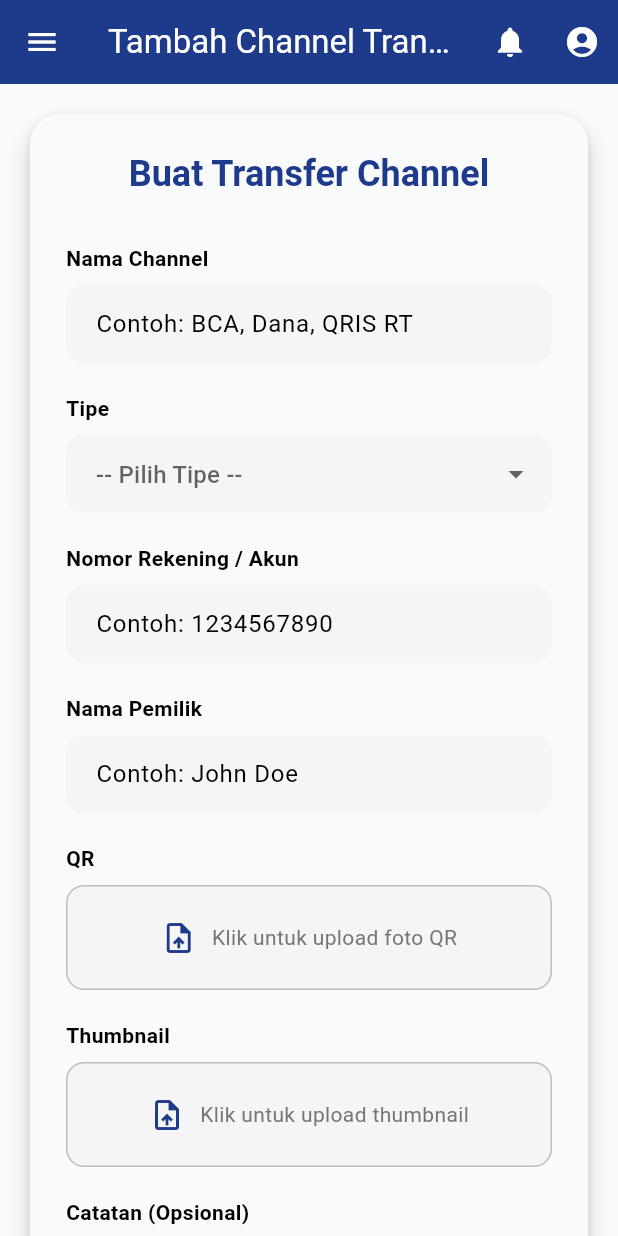
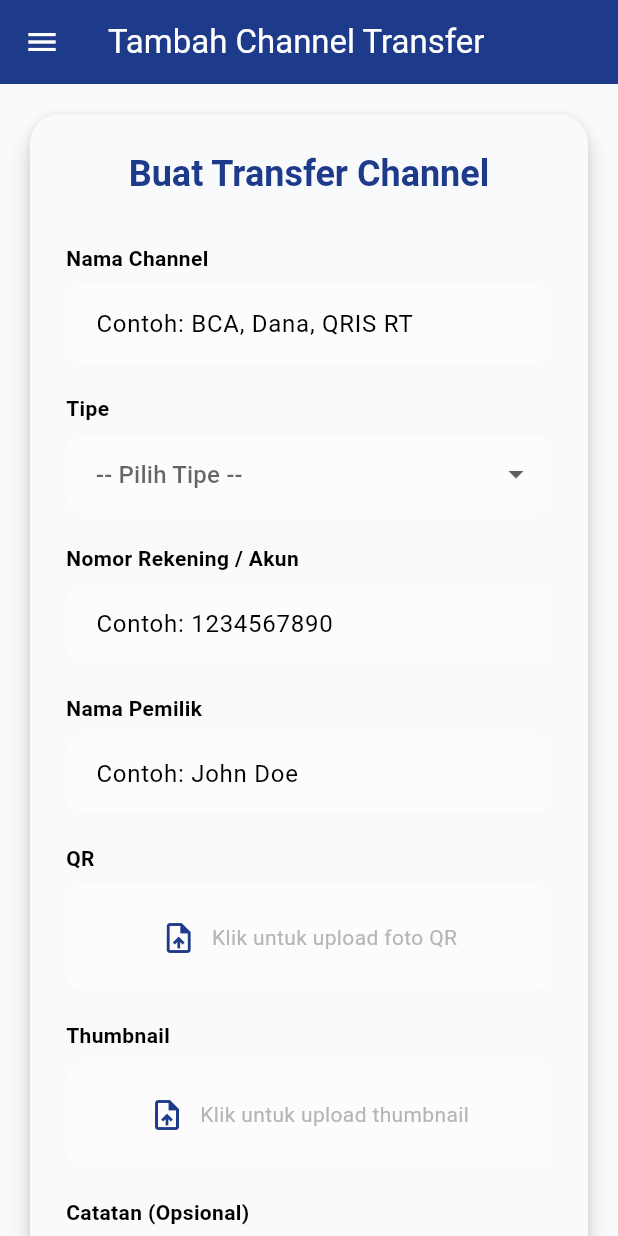
Before and after one commit to Ghetsa/UTS_Mobile_Kelompok3, a Flutter app: the TambahChannelPage screen opened by its route, on a phone screen of 412 x 824 dp. Run offline on Flutter 3.47's test engine with Material 3 defaults, Android fonts, the phone set to English and light mode, and no system bars; our stand-ins replace file_picker, fl_chart.

Commit message:
update menu channel

```diff
--- a/jawara_kelompok3/lib/ChannelTransfer/Tambah/tambah_channel.dart
+++ b/jawara_kelompok3/lib/ChannelTransfer/Tambah/tambah_channel.dart
@@ -16,7 +16,8 @@ class _TambahChannelPageState extends State<TambahChannelPage> {
   final _formKey = GlobalKey<FormState>();
 
   final TextEditingController _namaChannelController = TextEditingController();
-  final TextEditingController _nomorRekeningController = TextEditingController();
+  final TextEditingController _nomorRekeningController =
+      TextEditingController();
   final TextEditingController _namaPemilikController = TextEditingController();
   final TextEditingController _catatanController = TextEditingController();
 
@@ -91,25 +92,23 @@ class _TambahChannelPageState extends State<TambahChannelPage> {
     return Scaffold(
       drawer: const AppSidebar(),
       appBar: AppBar(
-        title: const Text("Tambah Channel Transfer", style: TextStyle(color: Colors.white)),
+        title: const Text("Tambah Channel Transfer",
+            style: TextStyle(color: Colors.white)),
         backgroundColor: AppTheme.primaryBlue,
-        iconTheme: const IconThemeData(color: Colors.white),
+        iconTheme: const IconThemeData(color: AppTheme.putihFull),
         leading: Builder(
           builder: (context) => IconButton(
             icon: const Icon(Icons.menu),
             onPressed: () => Scaffold.of(context).openDrawer(),
           ),
         ),
-        actions: [
-          IconButton(icon: const Icon(Icons.notifications), onPressed: () {}),
-          IconButton(icon: const Icon(Icons.account_circle), onPressed: () {}),
-        ],
       ),
       body: SingleChildScrollView(
         padding: const EdgeInsets.all(16),
         child: Card(
           elevation: 6,
-          shape: RoundedRectangleBorder(borderRadius: BorderRadius.circular(20)),
+          shape:
+              RoundedRectangleBorder(borderRadius: BorderRadius.circular(20)),
           child: Padding(
             padding: const EdgeInsets.all(24.0),
             child: Form(
@@ -141,7 +140,8 @@ class _TambahChannelPageState extends State<TambahChannelPage> {
                     label: "Tipe",
                     hint: "-- Pilih Tipe --",
                     value: _selectedTipe,
-                    onChanged: (newValue) => setState(() => _selectedTipe = newValue),
+                    onChanged: (newValue) =>
+                        setState(() => _selectedTipe = newValue),
                     dropdownItems: const ['bank', 'ewallet', 'qris', 'lainnya'],
                   ),
 
@@ -177,7 +177,8 @@ class _TambahChannelPageState extends State<TambahChannelPage> {
                   // Catatan opsional
                   _buildNoteSection(
                     label: "Catatan (Opsional)",
-                    hint: "Contoh: Transfer hanya dari bank yang sama agar instan",
+                    hint:
+                        "Contoh: Transfer hanya dari bank yang sama agar instan",
                     controller: _catatanController,
                   ),
 
@@ -191,14 +192,16 @@ class _TambahChannelPageState extends State<TambahChannelPage> {
                         child: ElevatedButton(
                           onPressed: _handleSubmit,
                           style: ElevatedButton.styleFrom(
-                            backgroundColor: Colors.green,
-                            foregroundColor: Colors.white,
-                            padding: const EdgeInsets.symmetric(vertical: 16),
-                            shape: RoundedRectangleBorder(borderRadius: BorderRadius.circular(12)),
+                            backgroundColor: AppTheme.greenDark,
+                            foregroundColor: AppTheme.putihFull,
+                            padding: const EdgeInsets.symmetric(vertical: 18),
+                            shape: RoundedRectangleBorder(
+                                borderRadius: BorderRadius.circular(50)),
                           ),
                           child: const Text(
                             "Simpan",
-                            style: TextStyle(fontSize: 16, fontWeight: FontWeight.bold),
+                            style: TextStyle(
+                                fontSize: 16, fontWeight: FontWeight.bold),
                           ),
                         ),
                       ),
@@ -210,14 +213,16 @@ class _TambahChannelPageState extends State<TambahChannelPage> {
                         child: ElevatedButton(
                           onPressed: _handleReset,
                           style: ElevatedButton.styleFrom(
-                            backgroundColor: Colors.red,
-                            foregroundColor: Colors.white,
-                            padding: const EdgeInsets.symmetric(vertical: 16),
-                            shape: RoundedRectangleBorder(borderRadius: BorderRadius.circular(12)),
+                            backgroundColor: AppTheme.redMediumDark,
+                            foregroundColor: AppTheme.putihFull,
+                            padding: const EdgeInsets.symmetric(vertical: 18),
+                            shape: RoundedRectangleBorder(
+                                borderRadius: BorderRadius.circular(50)),
                           ),
                           child: const Text(
                             "Reset",
-                            style: TextStyle(fontSize: 16, fontWeight: FontWeight.bold),
+                            style: TextStyle(
+                                fontSize: 16, fontWeight: FontWeight.bold),
                           ),
                         ),
                       ),
@@ -245,7 +250,9 @@ class _TambahChannelPageState extends State<TambahChannelPage> {
         crossAxisAlignment: CrossAxisAlignment.start,
         children: [
           // Label
-          Text(label, style: const TextStyle(fontWeight: FontWeight.w600, fontSize: 14)),
+          Text(label,
+              style:
+                  const TextStyle(fontWeight: FontWeight.w600, fontSize: 14)),
           const SizedBox(height: 8),
           // Input field
           TextFormField(
@@ -254,14 +261,22 @@ class _TambahChannelPageState extends State<TambahChannelPage> {
             decoration: InputDecoration(
               hintText: hint,
               filled: true,
-              fillColor: Colors.grey.shade100,
-              border: OutlineInputBorder(borderRadius: BorderRadius.circular(12), borderSide: BorderSide.none),
-              focusedBorder: OutlineInputBorder(borderRadius: BorderRadius.circular(12), borderSide: BorderSide(color: AppTheme.primaryBlue, width: 2)),
-              contentPadding: const EdgeInsets.symmetric(horizontal: 16, vertical: 14),
+              fillColor: AppTheme.putih,
+              border: OutlineInputBorder(
+                  borderRadius: BorderRadius.circular(12),
+                  borderSide: BorderSide.none),
+              focusedBorder: OutlineInputBorder(
+                  borderRadius: BorderRadius.circular(12),
+                  borderSide:
+                      BorderSide(color: AppTheme.primaryBlue, width: 2)),
+              contentPadding:
+                  const EdgeInsets.symmetric(horizontal: 16, vertical: 14),
             ),
             // Validasi input
             validator: (value) {
-              if (label != "Catatan (Opsional)" && (value == null || value.isEmpty)) return 'Field $label wajib diisi.';
+              if (label != "Catatan (Opsional)" &&
+                  (value == null || value.isEmpty))
+                return 'Field $label wajib diisi.';
               return null;
             },
           ),
@@ -284,7 +299,9 @@ class _TambahChannelPageState extends State<TambahChannelPage> {
         crossAxisAlignment: CrossAxisAlignment.start,
         children: [
           // Label dropdown
-          Text(label, style: const TextStyle(fontWeight: FontWeight.w600, fontSize: 14)),
+          Text(label,
+              style:
+                  const TextStyle(fontWeight: FontWeight.w600, fontSize: 14)),
           const SizedBox(height: 8),
           // DropdownButtonFormField untuk validasi
           DropdownButtonFormField<String>(
@@ -292,16 +309,25 @@ class _TambahChannelPageState extends State<TambahChannelPage> {
             decoration: InputDecoration(
               hintText: hint,
               filled: true,
-              fillColor: Colors.grey.shade100,
-              border: OutlineInputBorder(borderRadius: BorderRadius.circular(12), borderSide: BorderSide.none),
-              focusedBorder: OutlineInputBorder(borderRadius: BorderRadius.circular(12), borderSide: BorderSide(color: AppTheme.primaryBlue, width: 2)),
-              contentPadding: const EdgeInsets.symmetric(horizontal: 16, vertical: 14),
+              fillColor: AppTheme.putih,
+              border: OutlineInputBorder(
+                  borderRadius: BorderRadius.circular(12),
+                  borderSide: BorderSide.none),
+              focusedBorder: OutlineInputBorder(
+                  borderRadius: BorderRadius.circular(12),
+                  borderSide:
+                      BorderSide(color: AppTheme.primaryBlue, width: 2)),
+              contentPadding:
+                  const EdgeInsets.symmetric(horizontal: 16, vertical: 14),
             ),
-            items: dropdownItems.map((item) => DropdownMenuItem(value: item, child: Text(item))).toList(),
+            items: dropdownItems
+                .map((item) => DropdownMenuItem(value: item, child: Text(item)))
+                .toList(),
             onChanged: onChanged,
             // Validasi dropdown wajib dipilih
             validator: (value) {
-              if (value == null || value.isEmpty) return 'Field $label wajib dipilih.';
+              if (value == null || value.isEmpty)
+                return 'Field $label wajib dipilih.';
               return null;
             },
           ),
@@ -322,7 +348,9 @@ class _TambahChannelPageState extends State<TambahChannelPage> {
         crossAxisAlignment: CrossAxisAlignment.start,
         children: [
           // Label file upload
-          Text(label, style: const TextStyle(fontWeight: FontWeight.w600, fontSize: 14)),
+          Text(label,
+              style:
+                  const TextStyle(fontWeight: FontWeight.w600, fontSize: 14)),
           const SizedBox(height: 8),
           // InkWell agar bisa klik untuk upload
           InkWell(
@@ -332,9 +360,9 @@ class _TambahChannelPageState extends State<TambahChannelPage> {
               height: 70,
               width: double.infinity,
               decoration: BoxDecoration(
-                color: Colors.grey.shade100,
+                color: AppTheme.putih,
                 borderRadius: BorderRadius.circular(12),
-                border: Border.all(color: Colors.grey.shade400),
+                border: Border.all(color: AppTheme.putih),
               ),
               alignment: Alignment.center,
               child: Row(
@@ -342,7 +370,9 @@ class _TambahChannelPageState extends State<TambahChannelPage> {
                 children: [
                   const Icon(Icons.upload_file, color: AppTheme.primaryBlue),
                   const SizedBox(width: 10),
-                  Flexible(child: Text(hint, style: TextStyle(color: Colors.grey.shade600, fontSize: 14))),
+                  Flexible(
+                      child: Text(hint,
+                          style: TextStyle(color: AppTheme.abu, fontSize: 14))),
                 ],
               ),
             ),
@@ -364,7 +394,9 @@ class _TambahChannelPageState extends State<TambahChannelPage> {
         crossAxisAlignment: CrossAxisAlignment.start,
         children: [
           // Label
-          Text(label, style: const TextStyle(fontWeight: FontWeight.w600, fontSize: 14)),
+          Text(label,
+              style:
+                  const TextStyle(fontWeight: FontWeight.w600, fontSize: 14)),
           const SizedBox(height: 8),
           // Input multi-line
           TextFormField(
@@ -373,10 +405,15 @@ class _TambahChannelPageState extends State<TambahChannelPage> {
             decoration: InputDecoration(
               hintText: hint,
               filled: true,
-              fillColor: Colors.grey.shade100,
-              border: OutlineInputBorder(borderRadius: BorderRadius.circular(12)),
-              focusedBorder: OutlineInputBorder(borderRadius: BorderRadius.circular(12), borderSide: BorderSide(color: AppTheme.primaryBlue, width: 2)),
-              contentPadding: const EdgeInsets.symmetric(horizontal: 16, vertical: 14),
+              fillColor: AppTheme.putih,
+              border:
+                  OutlineInputBorder(borderRadius: BorderRadius.circular(12)),
+              focusedBorder: OutlineInputBorder(
+                  borderRadius: BorderRadius.circular(12),
+                  borderSide:
+                      BorderSide(color: AppTheme.primaryBlue, width: 2)),
+              contentPadding:
+                  const EdgeInsets.symmetric(horizontal: 16, vertical: 14),
             ),
           ),
         ],
```
Also changed, not shown: jawara_kelompok3/lib/ChannelTransfer/Daftar/daftar_channel.dart (+65 -34 lines), jawara_kelompok3/lib/ChannelTransfer/Daftar/detail_channel.dart (+6 -6 lines), jawara_kelompok3/lib/ChannelTransfer/Daftar/edit_channel.dart (+118 -43 lines).
